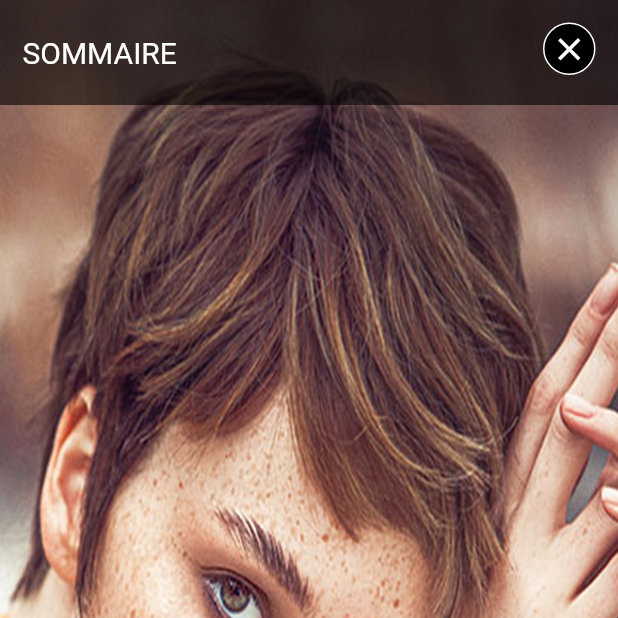
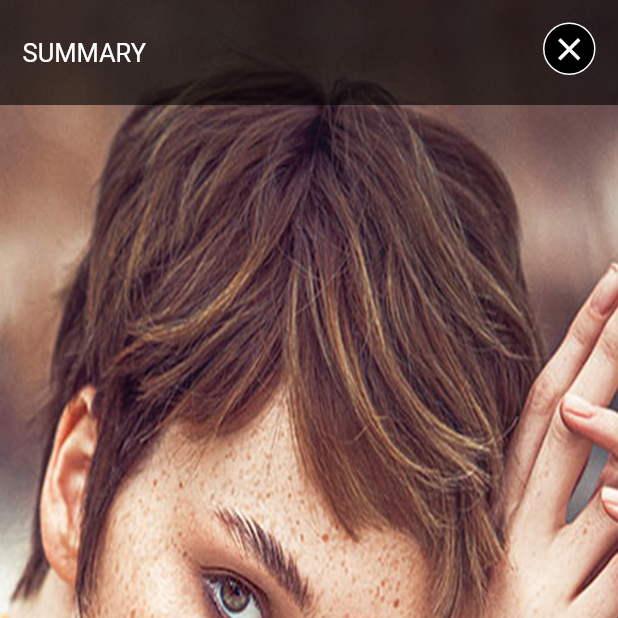
Before and after one commit to bhaveshstackapp/Tignasse-app, a Flutter app: the OpenFullScreenBook screen opened directly, on a phone screen of 412 x 824 dp, the top half of it. Run offline on Flutter 3.47's test engine with Material 2 defaults, Android fonts, the phone set to English and light mode, and no system bars; our stand-ins replace cached_network_image, fluttertoast, font_awesome_flutter, shared_preferences; accounts and stored records are empty; network calls fail.

```diff
--- a/lib/common/string_resources.dart
+++ b/lib/common/string_resources.dart
@@ -18,7 +18,9 @@ class StringRes {
 
   //Login Screen
   static const imLogin                         =  "i'm login";
-  static const email                           =  "Email";
+  static const cndEmail                        =  "E-mail*";
+  static const email                           =  "E-mail";
+  static const cndPassword                     =  "Password*";
   static const password                        =  "Password";
   static const validate                        =  "VALIDATE";
   static const iRegisterOnline                 =  "or I register online";
@@ -26,12 +28,13 @@ class StringRes {
   static const createAccount                   =  "Create Account";
 
   //Register Screen
-  static const firstName                       =  "First Name";
-  static const lastName                        =  "Lats Name";
-  static const company                         =  "Comapany";
-  static const conformPassWord                 =  "ConformPassWord";
+  static const firstName                       =  "Firstname*";
+  static const lastName                        =  "Lastname*";
+  static const company                         =  "Company*";
+  static const conformPassWord                 =  "Conform passWord*";
   static const iRegister                       =  "I register(free registration)";
   static const createCustom                    =  "Create custome account sur www.tignasse.fr";
+  static const requireField                    =  "*Required fields";
 
   //Welcome
   static const livingRoom                      =  "Living Room";
--- a/lib/common/util.dart
+++ b/lib/common/util.dart
@@ -39,6 +39,11 @@ class Utils{
         backgroundColor: ColorRes.black,
         textColor: ColorRes.white);
   }
+
+  static getOrientation(BuildContext context) {
+    return MediaQuery.of(context).orientation;
+  }
+
 }
 
 openKeyBoard(BuildContext context, FocusNode focusNode) {
--- a/lib/screen/book/open_book_layer/open_fullscreen_book.dart
+++ b/lib/screen/book/open_book_layer/open_fullscreen_book.dart
@@ -1,4 +1,7 @@
+import 'package:flutter/cupertino.dart';
 import 'package:tignasseapp/export.dart';
+
+import '../../../common/util.dart';
 
 class OpenFullScreenBook extends StatefulWidget {
   @override
@@ -6,13 +9,24 @@ class OpenFullScreenBook extends StatefulWidget {
 }
 
 class _OpenFullScreenBookState extends State<OpenFullScreenBook> {
-
-  List<String> stringRes = ["08 Etat de grace", "24 into the wild", "30 Tout en rousseur", "40 Fortes impressions", "48 Têtes chercheuses", "58 L’effet frange", "70 Accord majeur", "80 L’offensive des reflets", "90 Onde de chic"];
+  List<String> stringRes = [
+    "08 Etat de grace",
+    "24 into the wild",
+    "30 Tout en rousseur",
+    "40 Fortes impressions",
+    "48 Têtes chercheuses",
+    "58 L’effet frange",
+    "70 Accord majeur",
+    "80 L’offensive des reflets",
+    "90 Onde de chic"
+  ];
 
   bool isSideMenuShow = false;
+  bool istrue = false;
 
   @override
   Widget build(BuildContext context) {
+    istrue = Utils.getOrientation(context) == Orientation.portrait;
     return SafeArea(
       child: Scaffold(
         body: Stack(
@@ -26,7 +40,8 @@ class _OpenFullScreenBookState extends State<OpenFullScreenBook> {
                 children: [
                   Padding(
                       padding: EdgeInsets.only(left: 15),
-                      child: AllText("SOMMAIRE", fontSize: 20, color: ColorRes.white)),
+                      child: AllText("SUMMARY",
+                          fontSize: 17, color: ColorRes.white)),
                   Align(
                     alignment: Alignment.topRight,
                     child: CommonView.closeIcons(context),
@@ -34,9 +49,8 @@ class _OpenFullScreenBookState extends State<OpenFullScreenBook> {
                 ],
               ),
             ),
-
-
-            isSideMenuShow ? Container(
+            isSideMenuShow
+                ? Container(
                     height: Utils.getDeviceHeight(context),
                     width: Utils.getDeviceWidth(context) / 2,
                     color: Colors.black.withOpacity(0.5),
@@ -45,10 +59,11 @@ class _OpenFullScreenBookState extends State<OpenFullScreenBook> {
                     child: ListView.builder(
                         itemCount: 9,
                         itemBuilder: (context, index) {
-                return AllText(stringRes[index], color: ColorRes.white, fontSize: 16);
+                          return AllText(stringRes[index],
+                              color: ColorRes.white, fontSize: 16);
                         }),
-            ) : Container(),
-
+                  )
+                : Container(),
             Align(
               alignment: Alignment.bottomCenter,
               child: Container(
@@ -68,7 +83,6 @@ class _OpenFullScreenBookState extends State<OpenFullScreenBook> {
                         SizedBox(width: 10),
                       ],
                     ),
-
                     Row(
                       children: [
                         iconsShow("refresh", 4),
@@ -94,26 +108,22 @@ class _OpenFullScreenBookState extends State<OpenFullScreenBook> {
 //    return ;
 //  }
 
-
   iconsShow(String icon, int i) {
     return InkResponse(
       onTap: () {
-
-        if(i == 1) {
+        if (i == 1) {
           isSideMenuShow = !isSideMenuShow;
           setState(() {});
-        } else if(i == 4) {
-
-
-        } else  {
-
-
-        }
-
+        } else if (i == 4) {
+        } else {}
       },
       child: Image(
-          height: Utils.getDeviceWidth(context) / 10,
-          width: Utils.getDeviceWidth(context) / 10,
+          height: istrue
+              ? Utils.getDeviceWidth(context) / 10
+              : Utils.getDeviceHeight(context) / 10,
+          width: istrue
+              ? Utils.getDeviceWidth(context) / 10
+              : Utils.getDeviceHeight(context) / 10,
           image: AssetImage(Utils.getAssetsIcons(icon))),
       /*  child: Container(
         height: Utils.getDeviceWidth(context) / 8,
```
Also changed, not shown: lib/main.dart (+12 -0 lines), lib/screen/sign_in/login_screen.dart (+25 -11 lines), lib/screen/sign_up/sign_up_screen.dart (+66 -54 lines), lib/services/rest_api/rest_api.dart (added, +90 -0 lines). Lines whose indentation alone changed are shown as unchanged.
